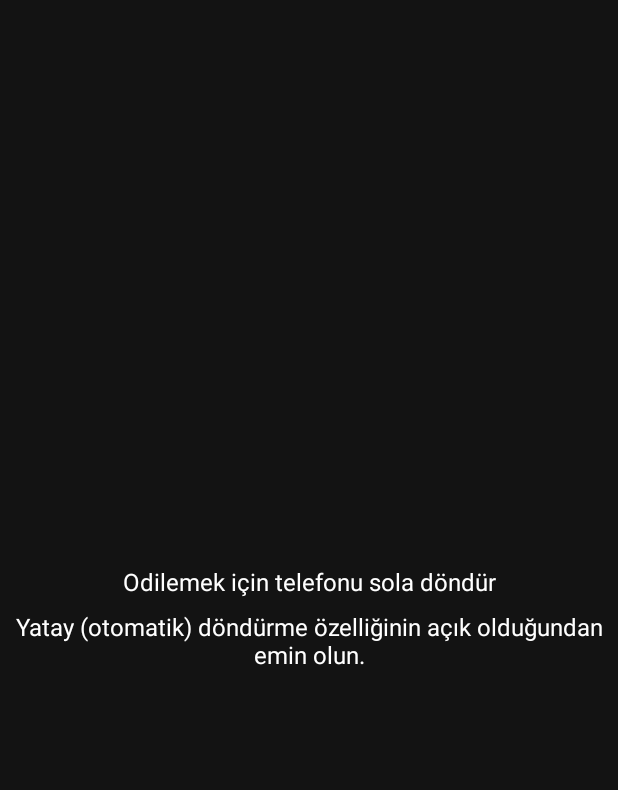
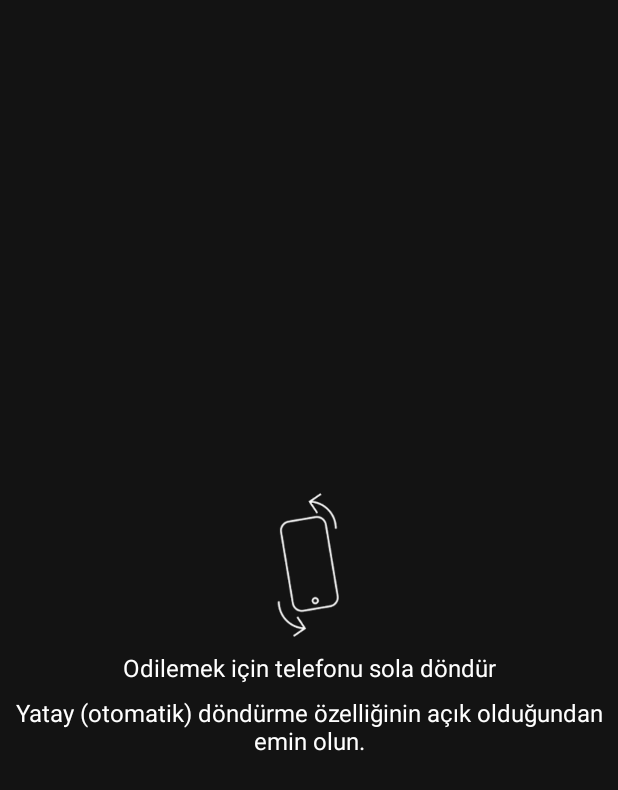
Before and after one commit to namikkaya/odi, an Android app: the orientationActivity screen opened directly, with no data from a screen before it, on a phone screen of 412 x 824 dp. Shown: the top 790 px of the screen. Run offline under Robolectric (Android 15) with nearby library versions, the phone set to English and light mode, and no system bars; network calls fail.

Commit message:
beta 22 -> v2. yayın versiyonu

```diff
--- a/app/src/main/res/layout/activity_orientation.xml
+++ b/app/src/main/res/layout/activity_orientation.xml
@@ -19,6 +19,16 @@
                     android:orientation="vertical"
                     android:layout_width="match_parent"
                     android:layout_height="wrap_content">
+
+                <ImageView
+                        android:layout_marginLeft="64dp"
+                        android:layout_marginRight="64dp"
+                        android:layout_marginBottom="8dp"
+                        android:layout_marginTop="8dp"
+                        android:contentDescription="@string/rotateImageDesc"
+                        android:src="@drawable/device_rotation"
+                        android:layout_width="match_parent"
+                        android:layout_height="match_parent"/>
 
                 <TextView
                         android:textSize="@dimen/orientationTextSize"
--- a/app/src/main/res/values/strings.xml
+++ b/app/src/main/res/values/strings.xml
@@ -23,4 +23,5 @@
     <string name="recordAlert2Desc">Sistemsel bir sorun yüzünden videonuz yüklenemedi. Hata devam ederse lütfen odi ekibiyle iletişim kurun.</string>
     <string name="contentProblemTitle">İçerik Problemi!</string>
     <string name="contentProblemDesc">İçerik şuan yüklenemedi. Lütfen daha sonra tekrar deneyin. Sorun devam ediyorsa odi ekibiyle iletişime geçebilirsiniz.</string>
+    <string name="rotateImageDesc">Ekran Çevirme</string>
 </resources>
```
Also changed, not shown: app/src/main/java/com/odi/beranet/beraodi/odiLib/cameraUploadViewModel.kt (+1 -6 lines), app/src/main/res/layout/activity_camera.xml (+11 -0 lines), app/src/main/res/drawable-hdpi/device_rotation.png (added), app/src/main/res/drawable-mdpi/device_rotation.png (added), app/src/main/res/drawable-xhdpi/device_rotation.png (added), app/src/main/res/drawable-xxhdpi/device_rotation.png (added), app/src/main/res/drawable-xxxhdpi/device_rotation.png (added).
